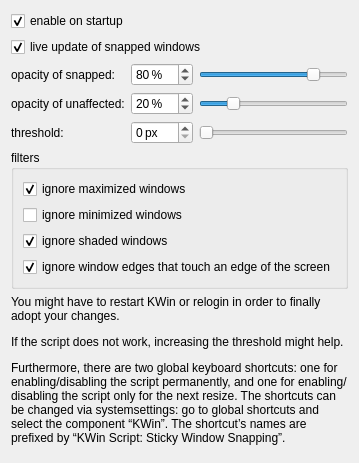
The window that package/contents/ui/config.ui (Flupp/sticky-window-snapping) describes before a commit, drawn with Qt 5.
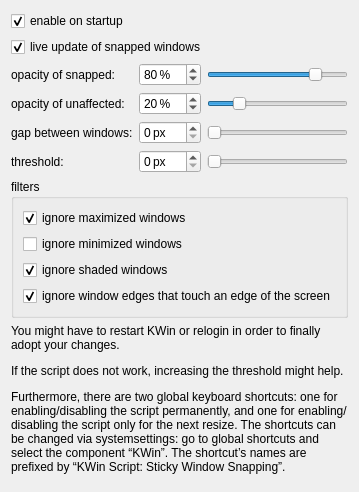
The same window after the commit.

Commit message: compatibility with tile gaps

```diff
--- a/package/contents/ui/config.ui
+++ b/package/contents/ui/config.ui
@@ -95,13 +95,40 @@
       </widget>
      </item>
      <item row="2" column="0">
+     <widget class="QLabel" name="label_gap">
+      <property name="text">
+       <string>gap between windows:</string>
+      </property>
+     </widget>
+    </item>
+    <item row="2" column="1">
+     <widget class="QSpinBox" name="kcfg_gap">
+      <property name="suffix">
+       <string> px</string>
+      </property>
+      <property name="maximum">
+       <number>100</number>
+      </property>
+     </widget>
+    </item>
+    <item row="2" column="2">
+     <widget class="QSlider" name="slider_gap">
+      <property name="maximum">
+       <number>100</number>
+      </property>
+      <property name="orientation">
+       <enum>Qt::Horizontal</enum>
+      </property>
+     </widget>
+    </item>
+     <item row="3" column="0">
       <widget class="QLabel" name="label_threshold">
        <property name="text">
         <string>threshold:</string>
        </property>
       </widget>
      </item>
-     <item row="2" column="1">
+     <item row="3" column="1">
       <widget class="QSpinBox" name="kcfg_threshold">
        <property name="suffix">
         <string> px</string>
@@ -111,7 +138,7 @@
        </property>
       </widget>
      </item>
-     <item row="2" column="2">
+     <item row="3" column="2">
       <widget class="QSlider" name="slider_threshold">
        <property name="maximum">
         <number>100</number>
```
The commit also changes 2 other files.
